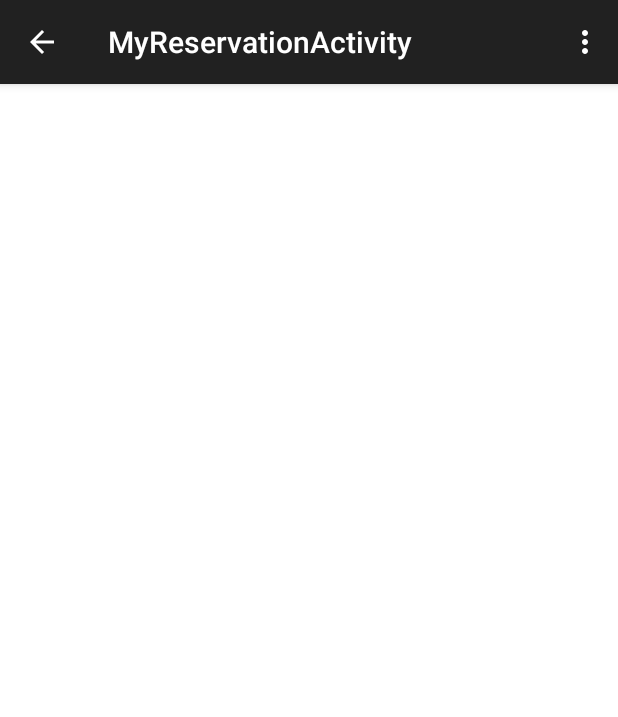
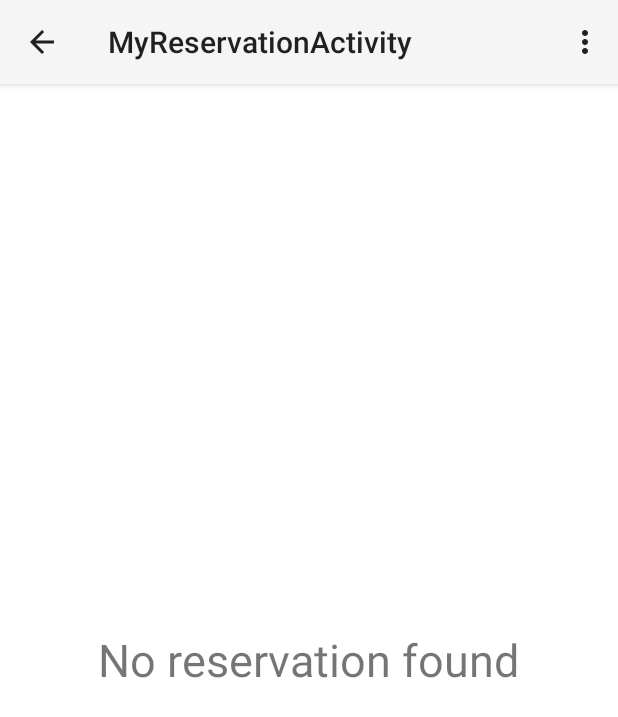
Before and after one commit to EmVilleda/ATT-QuickReserve, an Android app: the MyReservationActivity screen opened directly, with no data from a screen before it, on a phone screen of 412 x 824 dp. Shown: the top 717 px of the screen. Run offline under Robolectric (Android 15) with nearby library versions, the phone set to English and light mode, and no system bars.

Commit message:
Clean, working version 6/25/14

```diff
--- a/QuickReserve/app/src/main/java/quickreserve/app/EditReservationSeatActivity.java
+++ b/QuickReserve/app/src/main/java/quickreserve/app/EditReservationSeatActivity.java
@@ -44,7 +44,7 @@ public class EditReservationSeatActivity extends Activity {
         }
 
         int date = reservation.getDate();
-        List<Workspace> availableWorkspaces = reservationManager.getOpenWorkspaces(date);
+        List<Workspace> availableWorkspaces = reservationManager.getOpenWorkspaces(date, 800, 1700);
         //should possibly make a workspace list adapter instead
         ArrayList<String> workspaceNames = new ArrayList<String>();
 
--- a/QuickReserve/app/src/main/java/quickreserve/app/MyReservationActivity.java
+++ b/QuickReserve/app/src/main/java/quickreserve/app/MyReservationActivity.java
@@ -3,11 +3,13 @@ package quickreserve.app;
 import android.content.Intent;
 import android.support.v7.app.ActionBarActivity;
 import android.os.Bundle;
+import android.util.Log;
 import android.view.Menu;
 import android.view.MenuItem;
 import android.view.View;
 import android.widget.AdapterView;
 import android.widget.ListView;
+import android.widget.TextView;
 import android.widget.Toast;
 
 import java.util.ArrayList;
@@ -18,28 +20,60 @@ public class MyReservationActivity extends ActionBarActivity {
     MySQLiteHelper reservationManager = new MySQLiteHelper(this);
     //att_uid will be passed in the intent to this activity and should replace this one
     String att_uid = "ca8681";
+    MyReservationAdapter adapter;
+    private TextView noReservations;
+    private ListView reservationListView;
 
     @Override
     protected void onCreate(Bundle savedInstanceState) {
         super.onCreate(savedInstanceState);
         setContentView(R.layout.activity_my_reservation);
+
+        reservationListView = (ListView) findViewById(R.id.myReservationListView);
+        noReservations = (TextView) findViewById(R.id.noReservations);
+
+
         updateList();
+        Log.e("test", "onCreate");
+
+
     }
 
     @Override
     protected void onResume(){
         super.onResume();
         updateList();
+        Log.e("test", "onResume");
+
     }
 
-/*
- *Gets the most current reservations and assigns them to the array adapter
- */
+    @Override
+    protected void onPause() {
+        super.onPause();
+        updateList();
+        Log.e("test", "onPause");
+
+    }
+
+    @Override
+    protected void onDestroy() {
+        super.onDestroy();
+        updateList();
+        Log.e("test", "onDestroy");
+
+    }
+
+    /*
+         *Gets the most current reservations and assigns them to the array adapter
+         */
     public void updateList(){
-        reservationList = reservationManager.getUserReservations(reservationManager.getUser(att_uid));
+        noReservations.setVisibility(View.GONE);
+        reservationListView.setVisibility(View.VISIBLE);
+        reservationList = reservationManager.getUserReservations(att_uid);
         ListView reservationView = (ListView) findViewById(R.id.myReservationListView);
         if(reservationList!= null){
-            MyReservationAdapter adapter = new MyReservationAdapter(this, R.layout.my_reservation_row_layout, reservationList);
+            adapter = new MyReservationAdapter(this, R.layout.my_reservation_row_layout, reservationList);
+            Log.e("test" , reservationList.toString());
             reservationView.setAdapter(adapter);
             reservationView.setOnItemClickListener(new AdapterView.OnItemClickListener() {
                 @Override
@@ -50,6 +84,11 @@ public class MyReservationActivity extends ActionBarActivity {
                     startActivity(intent);
                 }
             });
+        }
+        else {
+            noReservations.setVisibility(View.VISIBLE);
+            reservationListView.setVisibility(View.GONE);
+            Toast.makeText(this, "No Reservations.", Toast.LENGTH_SHORT).show();
         }
 
     }
--- a/QuickReserve/app/src/main/java/quickreserve/app/MySQLiteHelper.java
+++ b/QuickReserve/app/src/main/java/quickreserve/app/MySQLiteHelper.java
@@ -341,8 +341,8 @@ public class MySQLiteHelper extends SQLiteOpenHelper {
         try {
             Cursor cursor = db.query("reservations",
                     RESERVATION_COLUMNS,
-                    "workspace_id = ? AND date = ? AND start_time < ? AND end_time > ?",
-                    new String[] { workspaceName, date, endTime, startTime},
+                    "date = ? AND start_time < ? AND end_time > ?",
+                    new String[] { date, endTime, startTime},
                     null,
                     null,
                     null);
@@ -437,7 +437,7 @@ public class MySQLiteHelper extends SQLiteOpenHelper {
         return reservations;
     }
 
-    public List<Reservation> getUserReservations(User user)
+    public List<Reservation> getUserReservations(String att_uid)
     {
         Calendar c = Calendar.getInstance();
         int year = c.get(Calendar.YEAR);
@@ -446,7 +446,6 @@ public class MySQLiteHelper extends SQLiteOpenHelper {
         int date = (year*10000)+(month*100)+day;
         String dateStr = String.valueOf(date);
         List<Reservation> userReservations = new LinkedList<Reservation>();
-        String attUid = user.getAttUid();
         SQLiteDatabase db = this.getReadableDatabase();
 
         try {
@@ -454,7 +453,7 @@ public class MySQLiteHelper extends SQLiteOpenHelper {
                     db.query("reservations", // a. table
                             RESERVATION_COLUMNS, // b. column names
                             " att_uid = ? AND date >= ?", // c. selections
-                            new String[]{attUid, dateStr}, // d. selections args
+                            new String[]{att_uid, dateStr}, // d. selections args
                             null, // e. group by
                             null, // f. having
                             "date ASC", // g. order by
--- a/QuickReserve/app/src/main/res/layout/activity_my_reservation.xml
+++ b/QuickReserve/app/src/main/res/layout/activity_my_reservation.xml
@@ -14,4 +14,15 @@
         android:layout_width="wrap_content"
         android:layout_height="wrap_content"
         android:id="@+id/myReservationListView" />
+
+    <TextView
+        android:layout_width="wrap_content"
+        android:layout_height="wrap_content"
+        android:id="@+id/noReservations"
+        android:visibility="gone"
+        android:text = "@string/noReservations"
+        android:textSize="30dp"
+        android:layout_centerInParent="true"
+        />
+
 </RelativeLayout>
--- a/QuickReserve/app/src/main/res/values/strings.xml
+++ b/QuickReserve/app/src/main/res/values/strings.xml
@@ -31,6 +31,7 @@
     <string name="four">4</string>
     <string name="selectDate">Select Date</string>
     <string name="Reserve">Reserve</string>
+    <string name="noReservations">No reservation found</string>
 
     <string-array name="options_list">
         <item>My Reservations</item>
--- a/QuickReserve/app/src/main/res/values/styles.xml
+++ b/QuickReserve/app/src/main/res/values/styles.xml
@@ -1,7 +1,7 @@
 <resources>
 
     <!-- Base application theme. -->
-    <style name="AppTheme" parent="Theme.AppCompat.Light.DarkActionBar">
+    <style name="AppTheme" parent="Theme.AppCompat.Light">
         <!-- Customize your theme here. -->
     </style>
 
```
Also changed, not shown: QuickReserve/app/src/main/java/quickreserve/app/SectionFragment.java (+11 -14 lines).
